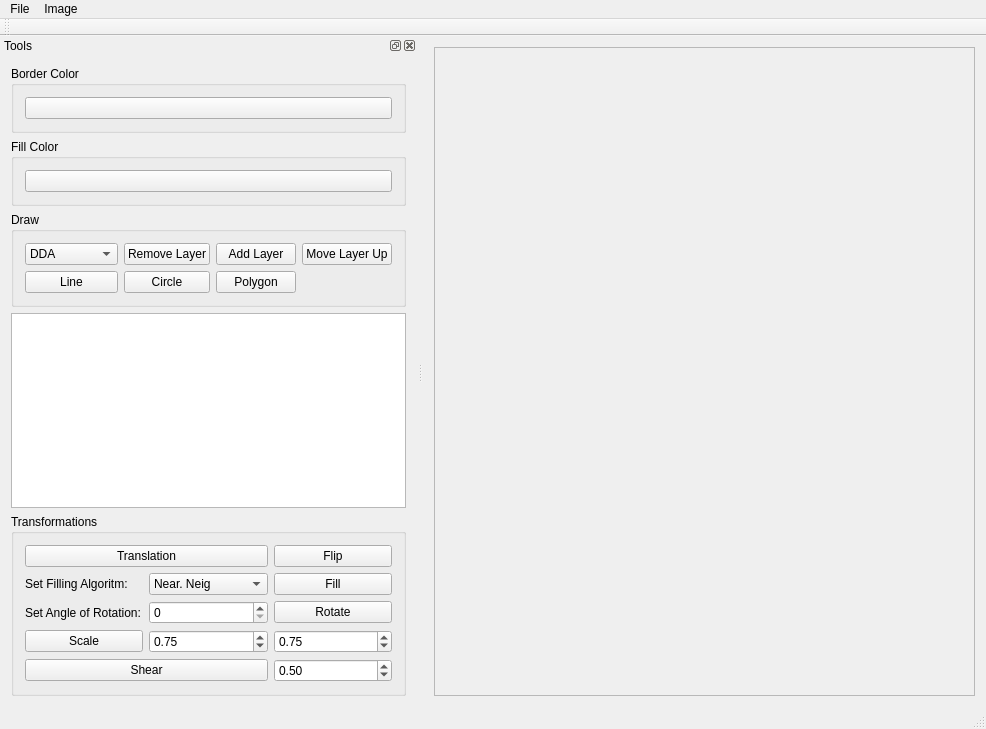
Qt form src/ImageViewer.ui (Holikma/Final_project) before a commit.
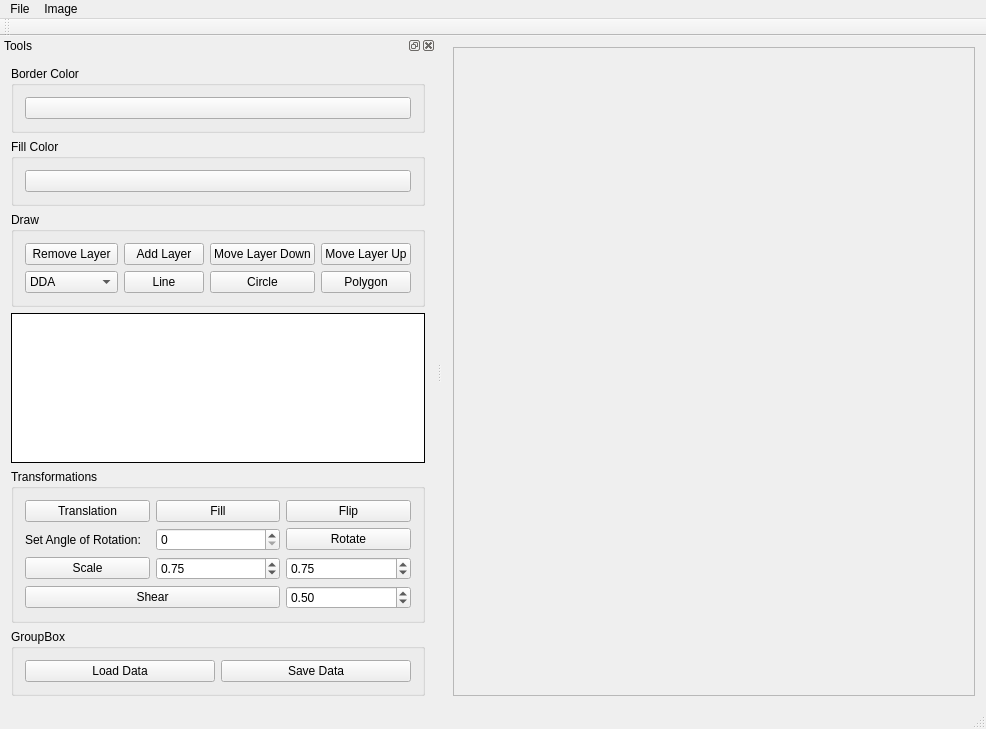
The same form after that commit.

The edit to the form file:
```diff
--- a/src/ImageViewer.ui
+++ b/src/ImageViewer.ui
@@ -25,7 +25,7 @@
         <rect>
          <x>0</x>
          <y>0</y>
-         <width>578</width>
+         <width>556</width>
          <height>654</height>
         </rect>
        </property>
@@ -117,27 +117,7 @@
         <string>Draw</string>
        </property>
        <layout class="QGridLayout" name="gridLayout">
-        <item row="0" column="1">
-         <widget class="QPushButton" name="toolButtonRemLayer">
-          <property name="text">
-           <string>Remove Layer</string>
-          </property>
-         </widget>
-        </item>
-        <item row="1" column="1">
-         <widget class="QPushButton" name="toolButtonCircle">
-          <property name="text">
-           <string>Circle</string>
-          </property>
-          <property name="checkable">
-           <bool>true</bool>
-          </property>
-          <property name="autoExclusive">
-           <bool>false</bool>
-          </property>
-         </widget>
-        </item>
-        <item row="1" column="0">
+        <item row="2" column="1">
          <widget class="QPushButton" name="toolButtonDrawLine">
           <property name="text">
            <string>Line</string>
@@ -150,7 +130,20 @@
           </property>
          </widget>
         </item>
-        <item row="1" column="2">
+        <item row="2" column="2">
+         <widget class="QPushButton" name="toolButtonCircle">
+          <property name="text">
+           <string>Circle</string>
+          </property>
+          <property name="checkable">
+           <bool>true</bool>
+          </property>
+          <property name="autoExclusive">
+           <bool>false</bool>
+          </property>
+         </widget>
+        </item>
+        <item row="2" column="3">
          <widget class="QPushButton" name="toolButtonPolygon">
           <property name="text">
            <string>Polygon</string>
@@ -163,7 +156,7 @@
           </property>
          </widget>
         </item>
-        <item row="0" column="0">
+        <item row="2" column="0">
          <widget class="QComboBox" name="comboBoxLineAlg">
           <item>
            <property name="text">
@@ -177,16 +170,30 @@
           </item>
          </widget>
         </item>
-        <item row="0" column="2">
+        <item row="0" column="0">
+         <widget class="QPushButton" name="toolButtonRemLayer">
+          <property name="text">
+           <string>Remove Layer</string>
+          </property>
+         </widget>
+        </item>
+        <item row="0" column="1">
          <widget class="QPushButton" name="toolButtonAddLayer">
           <property name="text">
            <string>Add Layer</string>
           </property>
          </widget>
         </item>
-        <item row="0" column="3">
+        <item row="0" column="2">
          <widget class="QPushButton" name="toolButtonMoveUp">
           <property name="text">
+           <string>Move Layer Down</string>
+          </property>
+         </widget>
+        </item>
+        <item row="0" column="3">
+         <widget class="QPushButton" name="toolButtonMoveDown">
+          <property name="text">
            <string>Move Layer Up</string>
           </property>
          </widget>
@@ -195,7 +202,39 @@
       </widget>
      </item>
      <item>
-      <widget class="QListWidget" name="ListLayers"/>
+      <widget class="QListWidget" name="ListLayers">
+       <property name="font">
+        <font>
+         <family>Yu Gothic UI Semibold</family>
+         <pointsize>18</pointsize>
+         <bold>true</bold>
+        </font>
+       </property>
+       <property name="focusPolicy">
+        <enum>Qt::WheelFocus</enum>
+       </property>
+       <property name="layoutDirection">
+        <enum>Qt::LeftToRight</enum>
+       </property>
+       <property name="frameShape">
+        <enum>QFrame::Box</enum>
+       </property>
+       <property name="frameShadow">
+        <enum>QFrame::Plain</enum>
+       </property>
+       <property name="lineWidth">
+        <number>1</number>
+       </property>
+       <property name="midLineWidth">
+        <number>2</number>
+       </property>
+       <property name="selectionRectVisible">
+        <bool>false</bool>
+       </property>
+       <property name="sortingEnabled">
+        <bool>false</bool>
+       </property>
+      </widget>
      </item>
      <item>
       <widget class="QGroupBox" name="groupBox_4">
@@ -203,16 +242,6 @@
         <string>Transformations</string>
        </property>
        <layout class="QGridLayout" name="gridLayout_2">
-        <item row="0" column="0" colspan="2">
-         <widget class="QPushButton" name="toolButtonTranslation">
-          <property name="text">
-           <string>Translation</string>
-          </property>
-          <property name="checkable">
-           <bool>true</bool>
-          </property>
-         </widget>
-        </item>
         <item row="3" column="0">
          <widget class="QPushButton" name="toolButtonScale">
           <property name="text">
@@ -243,13 +272,6 @@
           </property>
          </widget>
         </item>
-        <item row="1" column="0">
-         <widget class="QLabel" name="label">
-          <property name="text">
-           <string>Set Filling Algoritm:</string>
-          </property>
-         </widget>
-        </item>
         <item row="0" column="2">
          <widget class="QPushButton" name="toolButtonFlip">
           <property name="text">
@@ -257,19 +279,6 @@
           </property>
          </widget>
         </item>
-        <item row="1" column="2">
-         <widget class="QPushButton" name="toolButtonFill">
-          <property name="text">
-           <string>Fill</string>
-          </property>
-          <property name="checkable">
-           <bool>true</bool>
-          </property>
-          <property name="autoRepeat">
-           <bool>true</bool>
-          </property>
-         </widget>
-        </item>
         <item row="2" column="1">
          <widget class="QSpinBox" name="spinBoxRot"/>
         </item>
@@ -287,15 +296,6 @@
           </property>
          </widget>
         </item>
-        <item row="1" column="1">
-         <widget class="QComboBox" name="FillAlgorithm">
-          <item>
-           <property name="text">
-            <string>Near. Neig</string>
-           </property>
-          </item>
-         </widget>
-        </item>
         <item row="3" column="2">
          <widget class="QDoubleSpinBox" name="DoubleSpinBoxScaleY">
           <property name="minimum">
@@ -325,6 +325,52 @@
           </property>
           <property name="value">
            <double>0.750000000000000</double>
+          </property>
+         </widget>
+        </item>
+        <item row="0" column="0">
+         <widget class="QPushButton" name="toolButtonTranslation">
+          <property name="text">
+           <string>Translation</string>
+          </property>
+          <property name="checkable">
+           <bool>true</bool>
+          </property>
+         </widget>
+        </item>
+        <item row="0" column="1">
+         <widget class="QPushButton" name="toolButtonFill">
+          <property name="text">
+           <string>Fill</string>
+          </property>
+          <property name="checkable">
+           <bool>true</bool>
+          </property>
+          <property name="autoRepeat">
+           <bool>true</bool>
+          </property>
+         </widget>
+        </item>
+       </layout>
+      </widget>
+     </item>
+     <item>
+      <widget class="QGroupBox" name="groupBox_5">
+       <property name="title">
+        <string>GroupBox</string>
+       </property>
+       <layout class="QGridLayout" name="gridLayout_4">
+        <item row="0" column="0">
+         <widget class="QPushButton" name="toolButtonLoadData">
+          <property name="text">
+           <string>Load Data</string>
+          </property>
+         </widget>
+        </item>
+        <item row="0" column="1">
+         <widget class="QPushButton" name="toolButtonSaveData">
+          <property name="text">
+           <string>Save Data</string>
           </property>
          </widget>
         </item>
```
